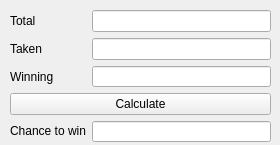
Above: uis/main.ui from SecorD0/chance-in-a-raffle before the change. Below: the same form after it.
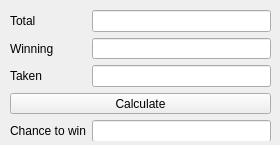
That is the form after the change.

Patch:
```diff
--- a/uis/main.ui
+++ b/uis/main.ui
@@ -19,53 +19,14 @@
      <x>10</x>
      <y>10</y>
      <width>261</width>
-     <height>132</height>
+     <height>131</height>
     </rect>
    </property>
    <layout class="QGridLayout" name="gridLayout">
-    <item row="0" column="0">
-     <widget class="QLabel" name="label_total">
-      <property name="text">
-       <string>Total</string>
-      </property>
-      <property name="alignment">
-       <set>Qt::AlignLeading|Qt::AlignLeft|Qt::AlignVCenter</set>
-      </property>
-      <property name="margin">
-       <number>2</number>
-      </property>
-     </widget>
-    </item>
     <item row="0" column="1">
      <widget class="QLineEdit" name="lineEdit_total"/>
     </item>
-    <item row="1" column="0">
-     <widget class="QLabel" name="label_taken">
-      <property name="text">
-       <string>Taken</string>
-      </property>
-      <property name="margin">
-       <number>2</number>
-      </property>
-     </widget>
-    </item>
-    <item row="1" column="1">
-     <widget class="QLineEdit" name="lineEdit_taken"/>
-    </item>
-    <item row="2" column="0">
-     <widget class="QLabel" name="label_winning">
-      <property name="text">
-       <string>Winning</string>
-      </property>
-      <property name="margin">
-       <number>2</number>
-      </property>
-     </widget>
-    </item>
-    <item row="2" column="1">
-     <widget class="QLineEdit" name="lineEdit_winning"/>
-    </item>
-    <item row="4" column="0">
+    <item row="5" column="0">
      <widget class="QLabel" name="label_chance">
       <property name="sizePolicy">
        <sizepolicy hsizetype="Fixed" vsizetype="Fixed">
@@ -81,7 +42,14 @@
       </property>
      </widget>
     </item>
-    <item row="4" column="1">
+    <item row="4" column="0" colspan="2">
+     <widget class="QPushButton" name="pushButton_calculate">
+      <property name="text">
+       <string>Calculate</string>
+      </property>
+     </widget>
+    </item>
+    <item row="5" column="1">
      <widget class="QLineEdit" name="lineEdit_chance">
       <property name="readOnly">
        <bool>true</bool>
@@ -91,13 +59,45 @@
       </property>
      </widget>
     </item>
-    <item row="3" column="0" colspan="2">
-     <widget class="QPushButton" name="pushButton_calculate">
+    <item row="2" column="0">
+     <widget class="QLabel" name="label_taken">
       <property name="text">
-       <string>Calculate</string>
+       <string>Taken</string>
       </property>
+      <property name="margin">
+       <number>2</number>
+      </property>
      </widget>
     </item>
+    <item row="0" column="0">
+     <widget class="QLabel" name="label_total">
+      <property name="text">
+       <string>Total</string>
+      </property>
+      <property name="alignment">
+       <set>Qt::AlignLeading|Qt::AlignLeft|Qt::AlignVCenter</set>
+      </property>
+      <property name="margin">
+       <number>2</number>
+      </property>
+     </widget>
+    </item>
+    <item row="2" column="1">
+     <widget class="QLineEdit" name="lineEdit_taken"/>
+    </item>
+    <item row="1" column="0">
+     <widget class="QLabel" name="label_winning">
+      <property name="text">
+       <string>Winning</string>
+      </property>
+      <property name="margin">
+       <number>2</number>
+      </property>
+     </widget>
+    </item>
+    <item row="1" column="1">
+     <widget class="QLineEdit" name="lineEdit_winning"/>
+    </item>
    </layout>
   </widget>
  </widget>
```
